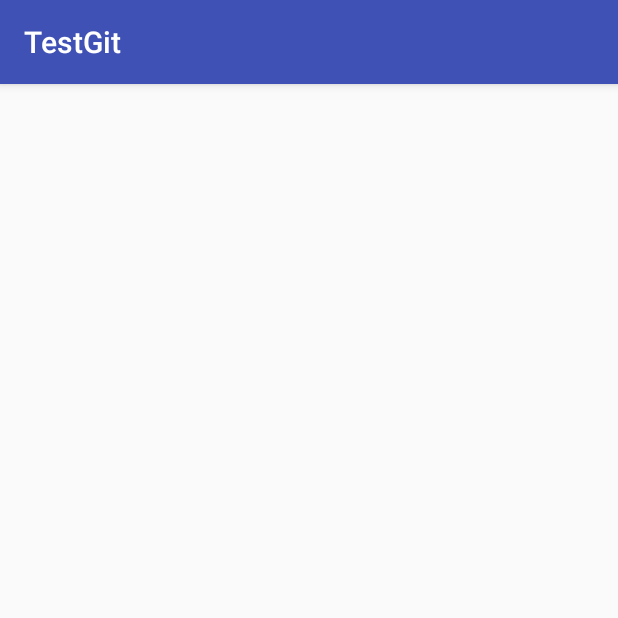
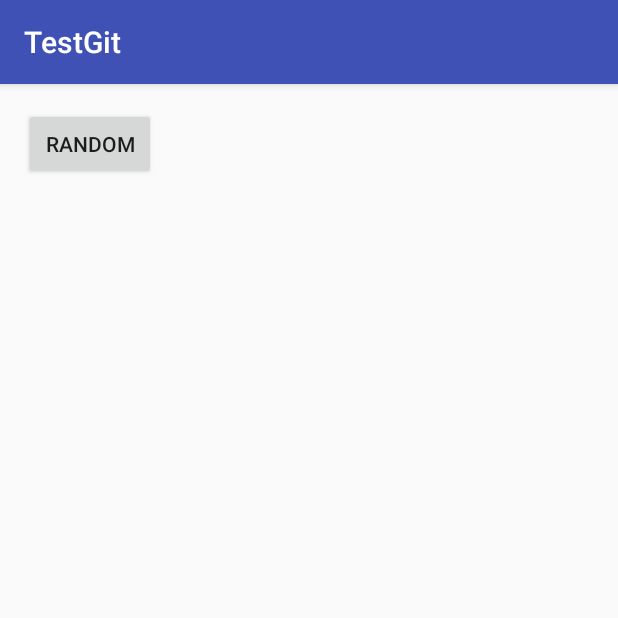
Before and after one commit to Darakdk/TestGit, an Android app: the GameActivity screen opened directly, with no data from a screen before it, on a phone screen of 412 x 824 dp, the top half of it. Run offline under Robolectric (Android 15) with nearby library versions, the phone set to English and light mode, and no system bars.

Commit message:
Merge branch 'Act' of https://github.com/Darakdk/TestGit into Hi
# Conflicts:
#	app/src/main/AndroidManifest.xml

```diff
--- a/app/src/main/java/com/example/clara/testgit/GameActivity.java
+++ b/app/src/main/java/com/example/clara/testgit/GameActivity.java
@@ -1,7 +1,13 @@
 package com.example.clara.testgit;
 
+import android.animation.AnimatorSet;
+import android.animation.ObjectAnimator;
 import android.support.v7.app.AppCompatActivity;
 import android.os.Bundle;
+import android.view.View;
+import android.widget.Button;
+
+import java.util.Random;
 
 public class GameActivity extends AppCompatActivity {
 
@@ -9,5 +15,25 @@ public class GameActivity extends AppCompatActivity {
     protected void onCreate(Bundle savedInstanceState) {
         super.onCreate(savedInstanceState);
         setContentView(R.layout.activity_game);
+
+        final Button botonrandom = (Button) findViewById(R.id.btnrandom);
+
+        //ObjectAnimator animX = ObjectAnimator.ofFloat(botonrandom, "xTranslate", 0f, 50f);
+        //ObjectAnimator animY = ObjectAnimator.ofFloat(botonrandom, "TranslateY", 0f, 50f);
+
+        //AnimatorSet animSet = new AnimatorSet();
+        //animSet.playSequentially(animX, animY);
+        //animSet.setDuration(500);
+
+        //animSet.start();
+
+
+        botonrandom.setOnClickListener(new View.OnClickListener() {
+            @Override
+            public void onClick(View view) {
+                Random r = new Random();
+                botonrandom.animate().xBy(r.nextInt(10)+1).yBy(r.nextInt(10)+1);
+            }
+        });
     }
 }
--- a/app/src/main/res/layout/activity_game.xml
+++ b/app/src/main/res/layout/activity_game.xml
@@ -9,4 +9,10 @@
     android:paddingTop="@dimen/activity_vertical_margin"
     tools:context="com.example.clara.testgit.GameActivity">
 
+    <Button
+        android:layout_width="wrap_content"
+        android:layout_height="wrap_content"
+        android:id="@+id/btnrandom"
+        android:text="Random"/>
+
 </RelativeLayout>
```
